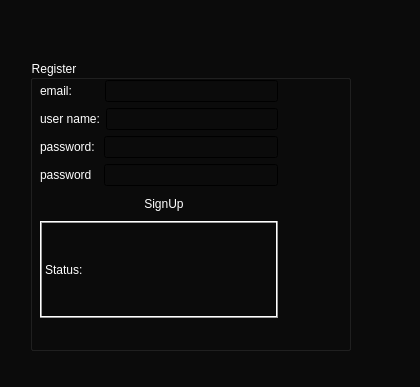
Before: the Qt Designer form registerdialog.ui in Burak-Yavas/qt-cpp-project, drawn with Qt 5.
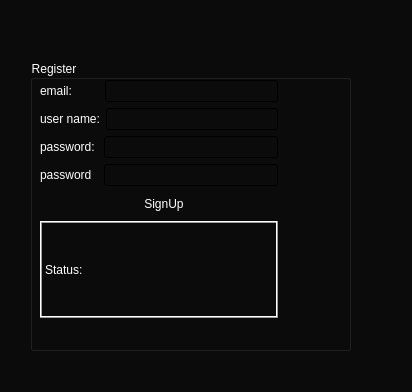
After: the same form once the commit is applied. Icons and pictures are not drawn.

```diff
--- a/registerdialog.ui
+++ b/registerdialog.ui
@@ -6,8 +6,8 @@
    <rect>
     <x>0</x>
     <y>0</y>
-    <width>420</width>
-    <height>387</height>
+    <width>412</width>
+    <height>392</height>
    </rect>
   </property>
   <property name="windowTitle">
@@ -163,10 +163,10 @@
   <widget class="QLabel" name="label_6">
    <property name="geometry">
     <rect>
-     <x>8</x>
-     <y>5</y>
-     <width>411</width>
-     <height>381</height>
+     <x>-2</x>
+     <y>-5</y>
+     <width>421</width>
+     <height>401</height>
     </rect>
    </property>
    <property name="styleSheet">
```
